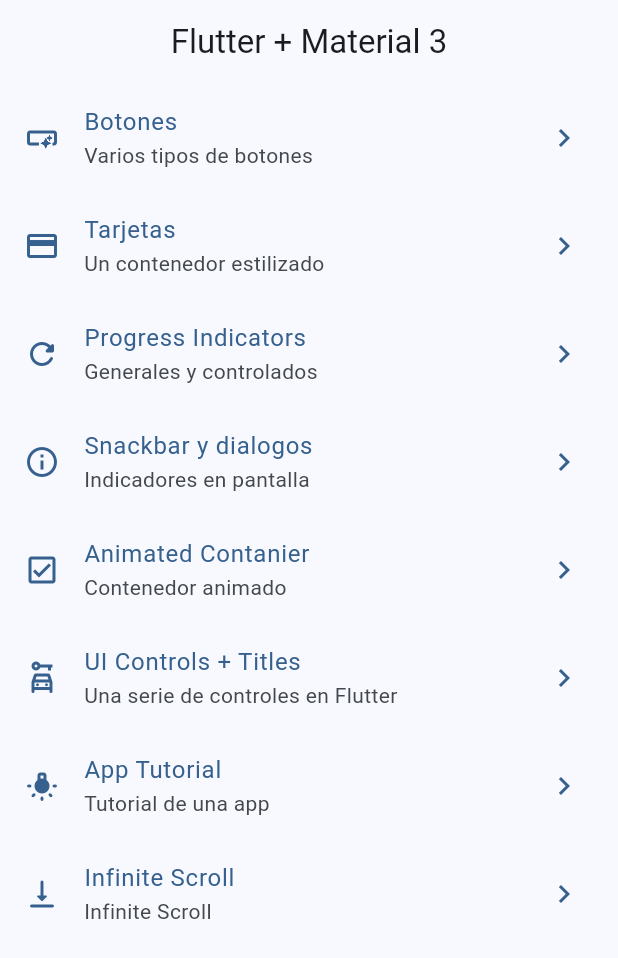
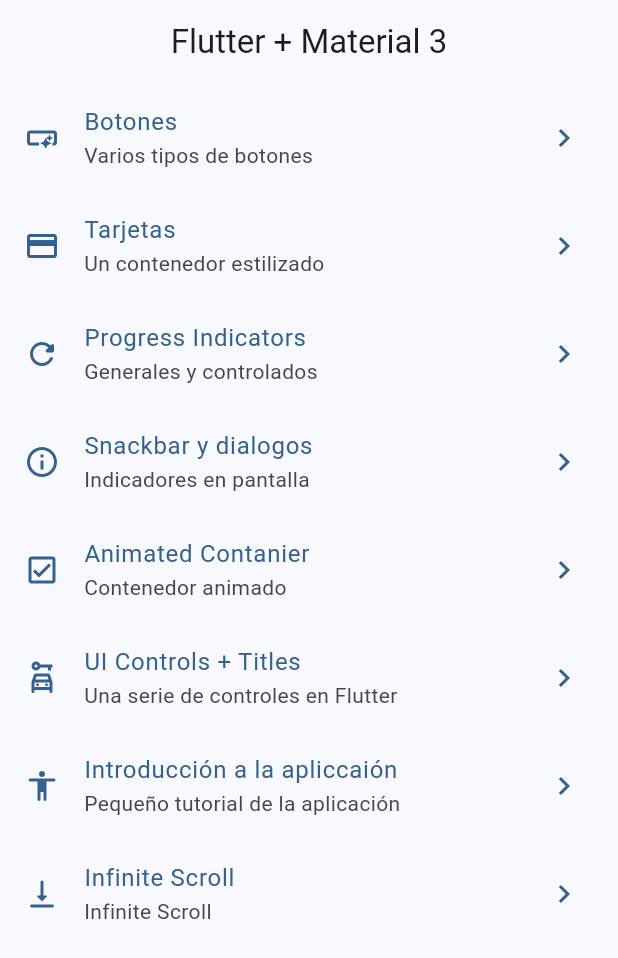
Before and after one commit to devnud/widgets_app, a Flutter app: the screen it shows after launch, on a phone screen of 412 x 824 dp. Shown: the top 958 px of the screen. Run offline on Flutter 3.47's test engine with Material 3 defaults, Android fonts, the phone set to English and light mode, and no system bars; our stand-ins replace go_router.

Commit message:
imagenes agregadas

```diff
--- a/lib/config/menu/menu_items.dart
+++ b/lib/config/menu/menu_items.dart
@@ -52,10 +52,10 @@ const appMenuItems = <MenuItems>[
     icon: Icons.car_rental_outlined,
   ),
   MenuItems(
-    title: 'App Tutorial',
-    subTitle: 'Tutorial de una app',
+    title: 'Introducción a la apliccaión',
+    subTitle: 'Pequeño tutorial de la aplicación',
     link: '/tutorial',
-    icon: Icons.tungsten_rounded,
+    icon: Icons.accessibility_rounded,
   ),
   MenuItems(
     title: 'Infinite Scroll',
--- a/pubspec.yaml
+++ b/pubspec.yaml
@@ -18,3 +18,6 @@ dev_dependencies:
 
 flutter:
   uses-material-design: true
+
+assets:
+  - assets/images/
```
Also changed, not shown: assets/images/1.png (added), assets/images/2.png (added), assets/images/3.png (added), assets/images/jar-loading.gif (added).
